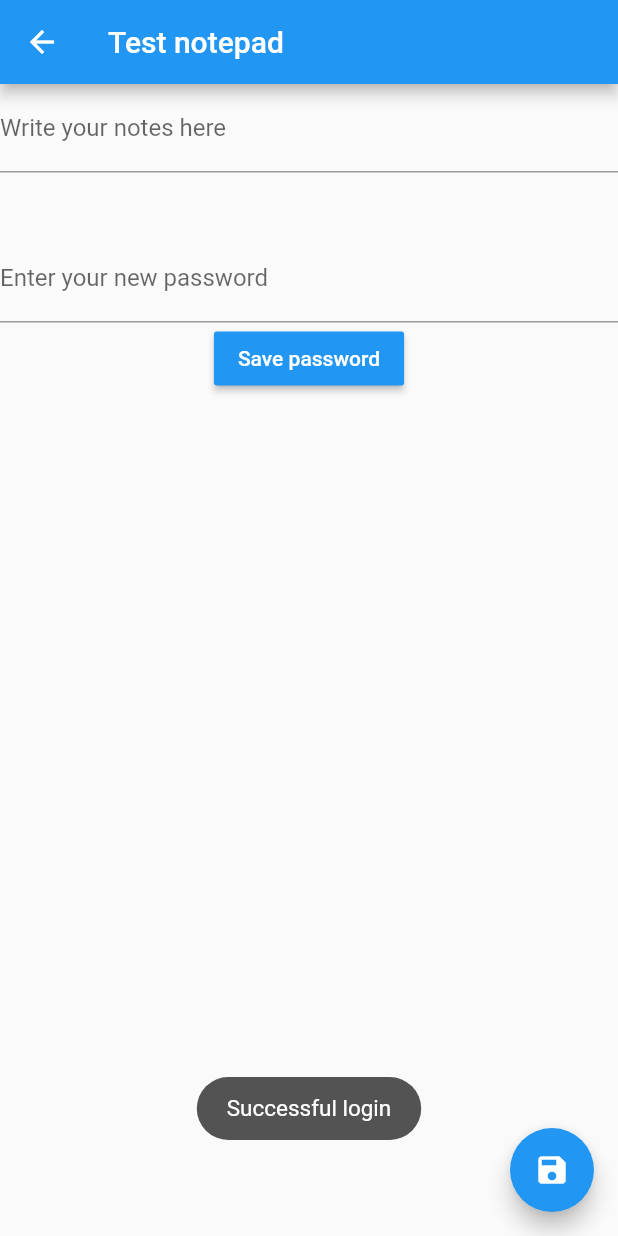
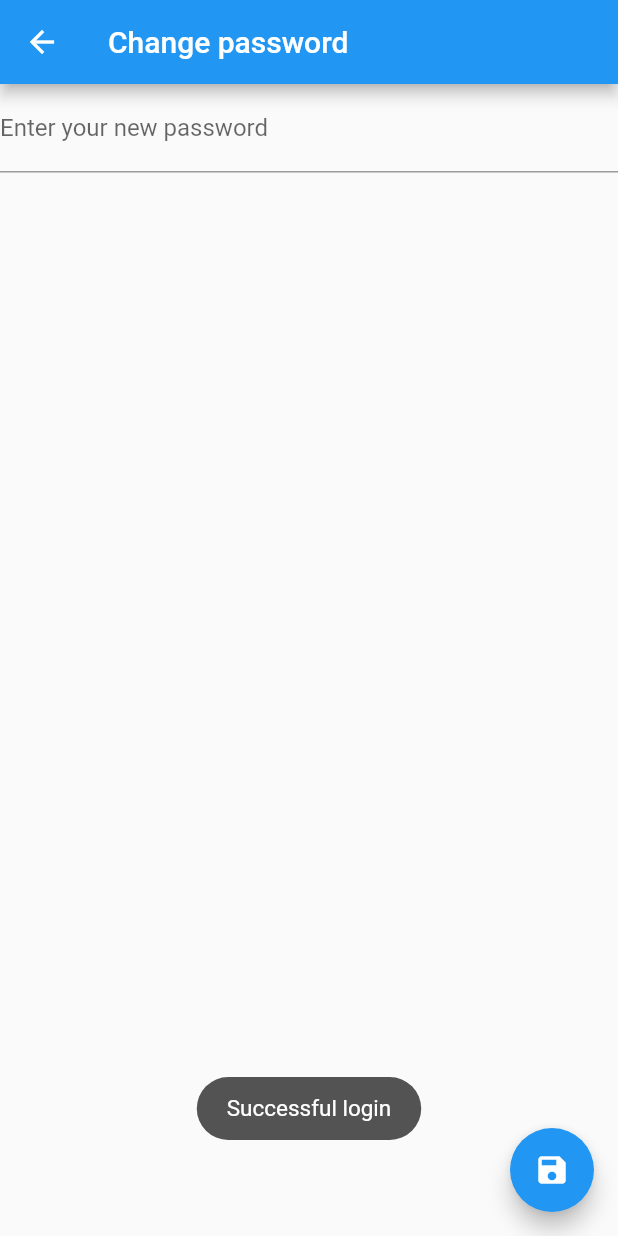
Before and after one commit to KonradLinkowski/FlutterBasicAuth, a Flutter app: the screen it shows after launch, after a tap on "Login", on a phone screen of 412 x 824 dp. Run offline on Flutter 3.47's test engine with Material 2 defaults, Android fonts, the phone set to English and light mode, and no system bars; our stand-ins replace flutter_secure_storage, toast; missing offline and left inert: flutter_string_encryption, password.

```diff
--- a/lib/auth.service.dart
+++ b/lib/auth.service.dart
@@ -1,5 +1,7 @@
 import 'package:flutter_secure_storage/flutter_secure_storage.dart';
 import 'package:password/password.dart';
+import 'package:flutter_string_encryption/flutter_string_encryption.dart';
+import 'file.service.dart';
 
 class AuthService {
   static AuthService instance = AuthService();
@@ -24,5 +26,6 @@ class AuthService {
   Future<void> savePassword(String password) async {
     var pass = Password.hash(password, new PBKDF2());
     await storage.write(key: 'password', value: pass);
+    await FileService.instance.createFileKey(password);
   }
 }
--- a/lib/login.dart
+++ b/lib/login.dart
@@ -1,3 +1,4 @@
+import 'package:basic_auth/file.service.dart';
 import 'package:flutter/material.dart';
 import 'auth.service.dart';
 import 'package:toast/toast.dart';
@@ -12,27 +13,27 @@ class _LoginScreenState extends State<LoginScreen> {
   final _formKey = GlobalKey<FormState>();
   String password;
 
-  void login() {
+  Future<void> login() async {
     if (!_formKey.currentState.validate()) {
       return;
     }
     _formKey.currentState.save();
-    AuthService.instance.login(this.password).then((success) {
+    final bool success = await AuthService.instance.login(this.password);
+    final bool hasPassword = (await AuthService.instance.storage.read(key: 'password')) != null ? true : false;
     if (success) {
       _formKey.currentState.reset();
-        Navigator.pushNamed(context, '/notepad');
+      Navigator.pushNamed(context, hasPassword ? '/notepad' : '/password');
       Toast.show('Successful login', context);
     } else {
       Toast.show('Wrong credentials', context);
     }
-    });
   }
 
   @override
   Widget build(BuildContext context) {
     return Scaffold(
       appBar: AppBar(
-        title: Text('Test login'),
+        title: Text('Login'),
       ),
       body: Container(
         margin: EdgeInsets.all(50.0),
@@ -51,7 +52,9 @@ class _LoginScreenState extends State<LoginScreen> {
                 child: Text("Login"),
                 textColor: Colors.white,
                 color: Colors.blue,
-                onPressed: this.login,
+                onPressed: () async {
+                  await this.login();
+                },
               ),
             ],
           ),
--- a/lib/main.dart
+++ b/lib/main.dart
@@ -1,15 +1,17 @@
+import 'package:basic_auth/file.service.dart';
+import 'package:basic_auth/password.dart';
 import 'package:flutter/material.dart';
 
 import 'login.dart';
 import 'notepad.dart';
-import 'auth.service.dart';
 
 void main() {
   runApp(MaterialApp(
-    title: 'Named Routes Demo',
+    title: 'My notepad',
     initialRoute: '/',
     routes: {
-      '/notepad': AuthService.instance.isAuthenticated ? (context) => NotepadScreen() : LoginScreen(),
+      '/password': (context) => PasswordScreen(),
+      '/notepad': (context) => NotepadScreen(),
       '/': (context) => LoginScreen(),
     },
   ));
--- a/lib/notepad.dart
+++ b/lib/notepad.dart
@@ -1,4 +1,5 @@
 import 'package:basic_auth/auth.service.dart';
+import 'package:basic_auth/password.dart';
 import 'package:flutter/material.dart';
 import 'file.service.dart';
 import 'package:toast/toast.dart';
@@ -36,17 +37,18 @@ class _NotepadScreenState extends State<NotepadScreen> {
     });
   }
 
-  void savePassword() {
-    AuthService.instance.savePassword(passwordController.text).then((_) {
-      Toast.show('Password changed', context);
-    });
+  void changePassword() {
+    Navigator.push(
+      context,
+      MaterialPageRoute(builder: (context) => PasswordScreen()),
+    );
   }
 
   @override
   Widget build(BuildContext context) {
     return Scaffold(
       appBar: AppBar(
-        title: Text('Test notepad'),
+        title: Text('Save your notes'),
       ),
       body: Center(
         child: Column(
@@ -65,18 +67,11 @@ class _NotepadScreenState extends State<NotepadScreen> {
                 ),
               )
             ),
-            TextField(
-              decoration: InputDecoration(
-                labelText: 'Enter your new password'
-              ),
-              controller: passwordController,
-              obscureText: true,
-            ),
             MaterialButton(
-              child: Text('Save password'),
+              child: Text('Change password'),
               color: Colors.blue,
               textColor: Colors.white,
-              onPressed: savePassword,
+              onPressed: changePassword,
             )
           ],
         ),
--- /dev/null
+++ b/lib/password.dart
@@ -0,0 +1,54 @@
+import 'package:basic_auth/auth.service.dart';
+import 'package:flutter/material.dart';
+import 'file.service.dart';
+import 'package:toast/toast.dart';
+
+class PasswordScreen extends StatefulWidget {
+  PasswordScreen({Key key}) : super(key: key);
+
+  @override
+  _PasswordScreenState createState() => _PasswordScreenState();
+}
+
+class _PasswordScreenState extends State<PasswordScreen> {
+  final notepadController = TextEditingController();
+  final passwordController = TextEditingController();
+
+  @override
+  void initState() {
+    super.initState();
+  }
+
+  void savePassword() {
+    AuthService.instance.savePassword(passwordController.text).then((_) {
+      Toast.show('Password changed', context);
+    });
+  }
+
+  @override
+  Widget build(BuildContext context) {
+    return Scaffold(
+      appBar: AppBar(
+        title: Text('Change password'),
+      ),
+      body: Center(
+        child: Column(
+          children: <Widget>[
+            TextField(
+              decoration: InputDecoration(
+                labelText: 'Enter your new password'
+              ),
+              controller: passwordController,
+              obscureText: true,
+            ),
+          ],
+        ),
+      ),
+      floatingActionButton: FloatingActionButton(
+        onPressed: savePassword,
+        tooltip: 'Increment',
+        child: Icon(Icons.save),
+      ),
+    );
+  }
+}
--- a/pubspec.yaml
+++ b/pubspec.yaml
@@ -23,6 +23,7 @@ dependencies:
   toast: ^0.1.5
   flutter_secure_storage: ^3.3.1+1
   password: ^1.0.0
+  flutter_string_encryption: ^0.3.1
 
   # The following adds the Cupertino Icons font to your application.
   # Use with the CupertinoIcons class for iOS style icons.
```
Also changed, not shown: lib/file.service.dart (+33 -2 lines), pubspec.lock. Lines whose indentation alone changed are shown as unchanged.
